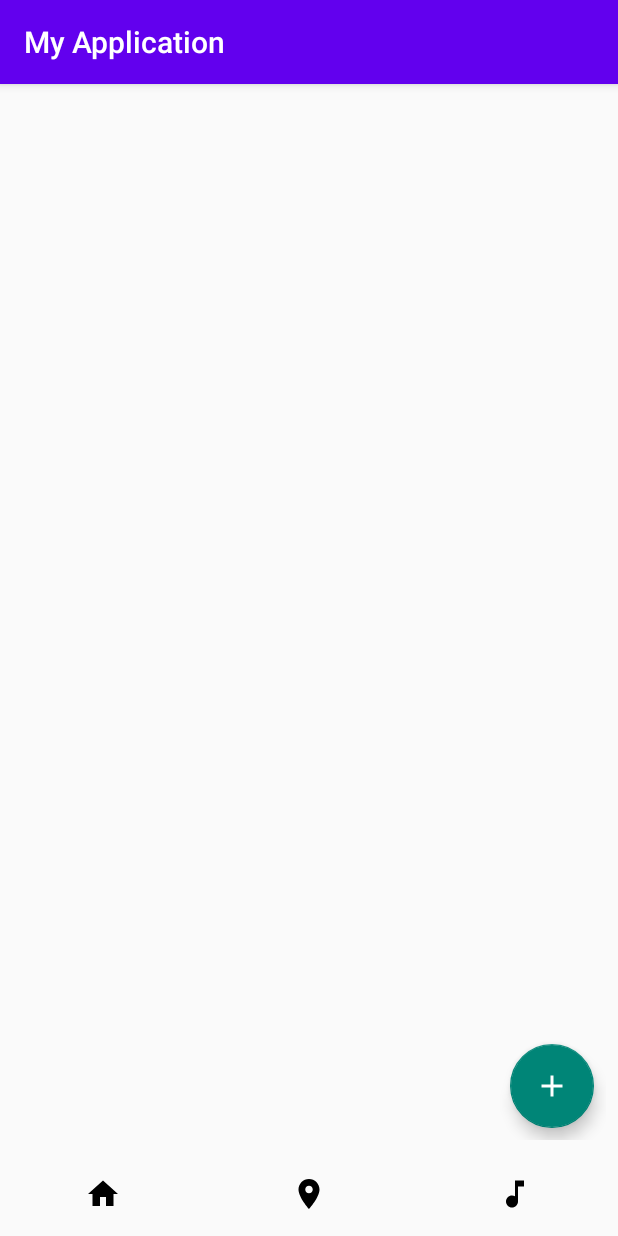
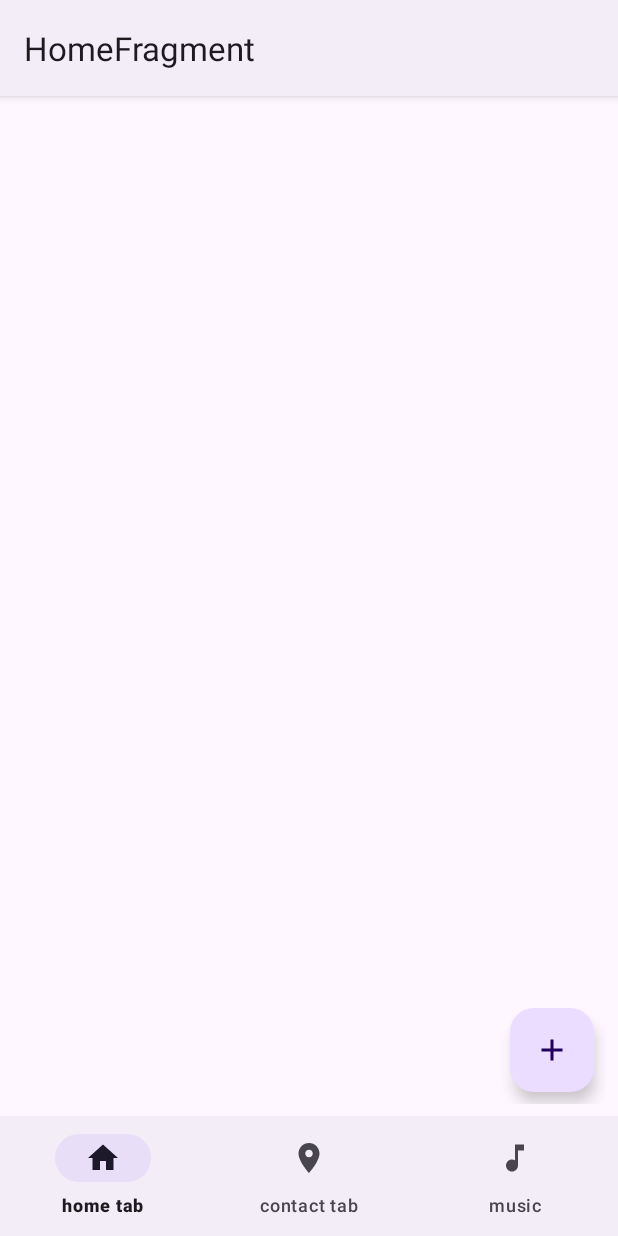
Before and after one commit to 7Mircea/AndroidLearnApp, an Android app: the screen it shows after launch (MainActivity), on a phone screen of 412 x 824 dp. Run offline under Robolectric (Android 15) with nearby library versions, the phone set to English and light mode, and no system bars; our stand-ins replace Dagger/Hilt's generated code, Room's generated code, data binding, navigation-ui.

Commit message:
add bottom navigation, the google way

```diff
--- a/app/src/main/java/com/example/myapplication/di/AppComponent.kt
+++ b/app/src/main/java/com/example/myapplication/di/AppComponent.kt
@@ -4,6 +4,7 @@ import android.app.Application
 import android.content.Context
 import com.example.myapplication.di.modules.DbModule
 import com.example.myapplication.di.modules.SubcomponentModule
+import com.example.myapplication.di.modules.ViewModelsModule
 import com.example.myapplication.di.subcomponent.HomeSubcomponent
 import com.example.myapplication.ui.activities.MainActivity
 import dagger.BindsInstance
@@ -11,7 +12,7 @@ import dagger.Component
 import javax.inject.Singleton
 
 @Singleton
-@Component(modules = [DbModule::class,SubcomponentModule::class])
+@Component(modules = [DbModule::class,SubcomponentModule::class,ViewModelsModule::class])
 interface AppComponent {
     @Component.Factory
     interface Factory {
--- a/app/src/main/java/com/example/myapplication/ui/activities/MainActivity.kt
+++ b/app/src/main/java/com/example/myapplication/ui/activities/MainActivity.kt
@@ -7,11 +7,17 @@ import androidx.appcompat.app.AppCompatActivity
 import androidx.databinding.DataBindingUtil
 import androidx.fragment.app.FragmentContainerView
 import androidx.navigation.NavController
+import androidx.navigation.NavHost
 import androidx.navigation.fragment.NavHostFragment
+import androidx.navigation.ui.AppBarConfiguration
+import androidx.navigation.ui.setupActionBarWithNavController
+import androidx.navigation.ui.setupWithNavController
 import com.example.myapplication.MonstersApplication
 import com.example.myapplication.R
 import com.example.myapplication.databinding.ActivityMainBinding
 import com.example.myapplication.viewmodels.MainViewModel
+import com.google.android.material.bottomnavigation.BottomNavigationView
+import com.google.android.material.navigation.NavigationBarView
 import javax.inject.Inject
 
 
@@ -29,33 +35,23 @@ class MainActivity : AppCompatActivity() {
         super.onCreate(savedInstanceState)
 
         binding =
-            DataBindingUtil.setContentView<ActivityMainBinding>(this, R.layout.activity_main)
+            DataBindingUtil.setContentView(this, R.layout.activity_main)
         binding.sharedViewModel = viewModel
         Log.i(TAG, "onCreate: ")
-        val fragmentContainerView = binding.navController
-        val host = fragmentContainerView.getFragment<NavHostFragment>()
+        val host = supportFragmentManager.findFragmentById(R.id.navHostFragment)
+                as NavHostFragment
         navController = host.navController
 
-        setBottomNav();
+        val appBarConfiguration = AppBarConfiguration(setOf(R.id.home, R.id.contact, R.id.music))
+        setupActionBarWithNavController(navController, appBarConfiguration)
+
+        binding.bottomNav.apply {
+            setupWithNavController(navController)
+        }
+
     }
 
-    private fun setBottomNav() {
-        viewModel.bottomNavState.observe(this) {pos ->
-            when(pos) {
-                MainViewModel.BottomNavState.HOME -> navController.navigate(R.id.home)
-                MainViewModel.BottomNavState.CONTACT -> navController.navigate(R.id.contactFragment)
-                MainViewModel.BottomNavState.MUSIC -> navController.navigate(R.id.musicFragment)
-                null -> navController.navigate(R.id.homeFragment)
-            }
-            Log.i(TAG, "setBottomNav: cracra $pos")
-        }
-    }
-
-    override fun onOptionsItemSelected(item: MenuItem): Boolean {
-        Log.i(TAG, "onOptionsItemSelected: ")
-        if (item.itemId == android.R.id.home) {
-            navController.navigateUp()
-        }
-        return super.onOptionsItemSelected(item)
+    override fun onSupportNavigateUp(): Boolean {
+        return navController.navigateUp()
     }
 }
--- a/app/src/main/java/com/example/myapplication/ui/fragments/DetailFragment.kt
+++ b/app/src/main/java/com/example/myapplication/ui/fragments/DetailFragment.kt
@@ -37,7 +37,7 @@ class DetailFragment : Fragment() {
             supportActionBar?.setDisplayHomeAsUpEnabled(true)
         }
 
-        navController = Navigation.findNavController(requireActivity(), R.id.navController)
+        navController = Navigation.findNavController(requireActivity(), R.id.navHostFragment)
         val fragmentBinding = FragmentDetailBinding.inflate(inflater, container, false)
         fragmentBinding.lifecycleOwner = this
         binding = fragmentBinding
--- a/app/src/main/res/layout/activity_main.xml
+++ b/app/src/main/res/layout/activity_main.xml
@@ -2,7 +2,9 @@
 <layout xmlns:android="http://schemas.android.com/apk/res/android"
     xmlns:app="http://schemas.android.com/apk/res-auto"
     xmlns:tools="http://schemas.android.com/tools">
+
     <data>
+
         <variable
             name="sharedViewModel"
             type="com.example.myapplication.viewmodels.MainViewModel" />
@@ -15,7 +17,7 @@
         tools:context=".ui.activities.MainActivity">
 
         <androidx.fragment.app.FragmentContainerView
-            android:id="@+id/navController"
+            android:id="@+id/navHostFragment"
             android:name="androidx.navigation.fragment.NavHostFragment"
             android:layout_width="match_parent"
             android:layout_height="0dp"
@@ -29,11 +31,11 @@
             tools:layout_editor_absoluteX="1dp"
             tools:layout_editor_absoluteY="1dp" />
 
-        <include
-            layout="@layout/bottom_nav_layout"
-            tools:layout="@layout/bottom_nav_layout"
-            app:sharedViewModel="@{sharedViewModel}"
-            />
+        <com.google.android.material.bottomnavigation.BottomNavigationView
+            android:id="@+id/bottom_nav"
+            android:layout_width="match_parent"
+            android:layout_height="wrap_content"
+            app:menu="@menu/bottom_states" />
 
     </LinearLayout>
 </layout>
--- a/app/src/main/res/navigation/bottom_nav_graph.xml
+++ b/app/src/main/res/navigation/bottom_nav_graph.xml
@@ -5,15 +5,7 @@
     android:id="@+id/bottom_nav_graph"
     app:startDestination="@+id/home">
 
-    <include app:graph="@navigation/home"/>
-    <fragment
-        android:id="@+id/musicFragment"
-        android:name="com.example.myapplication.ui.fragments.MusicFragment"
-        android:label="fragment_music"
-        tools:layout="@layout/fragment_music" />
-    <fragment
-        android:id="@+id/contactFragment"
-        android:name="com.example.myapplication.ui.fragments.ContactFragment"
-        android:label="fragment_contact"
-        tools:layout="@layout/fragment_contact" />
+    <include app:graph="@navigation/home" />
+    <include app:graph="@navigation/contact" />
+    <include app:graph="@navigation/music" />
 </navigation>
--- /dev/null
+++ b/app/src/main/res/navigation/contact.xml
@@ -0,0 +1,13 @@
+<?xml version="1.0" encoding="utf-8"?>
+<navigation xmlns:android="http://schemas.android.com/apk/res/android"
+    xmlns:app="http://schemas.android.com/apk/res-auto"
+    xmlns:tools="http://schemas.android.com/tools"
+    android:id="@+id/contact"
+    app:startDestination="@id/contactFragment">
+
+    <fragment
+        android:id="@+id/contactFragment"
+        android:name="com.example.myapplication.ui.fragments.ContactFragment"
+        android:label="fragment_contact"
+        tools:layout="@layout/fragment_contact" />
+</navigation>
--- /dev/null
+++ b/app/src/main/res/navigation/music.xml
@@ -0,0 +1,13 @@
+<?xml version="1.0" encoding="utf-8"?>
+<navigation xmlns:android="http://schemas.android.com/apk/res/android"
+    xmlns:app="http://schemas.android.com/apk/res-auto"
+    xmlns:tools="http://schemas.android.com/tools"
+    android:id="@+id/music"
+    app:startDestination="@id/musicFragment">
+
+    <fragment
+        android:id="@+id/musicFragment"
+        android:name="com.example.myapplication.ui.fragments.MusicFragment"
+        android:label="fragment_music"
+        tools:layout="@layout/fragment_music" />
+</navigation>
--- a/app/src/main/res/values/themes.xml
+++ b/app/src/main/res/values/themes.xml
@@ -1,6 +1,6 @@
 <resources xmlns:tools="http://schemas.android.com/tools">
     <!-- Base application theme. -->
-    <style name="Theme.MyApplication" parent="Theme.AppCompat.DayNight.DarkActionBar">
+    <style name="Theme.MyApplication" parent="Theme.Material3.Light">
         <!-- Primary brand color. -->
         <item name="colorPrimary">@color/purple_500</item>
         <item name="colorPrimaryVariant">@color/purple_700</item>
```
Also changed, not shown: app/src/main/java/com/example/myapplication/ui/fragments/HomeHostFragment.kt (deleted, +0 -22 lines), app/src/main/res/layout/fragment_home_host.xml (deleted, +0 -17 lines).
